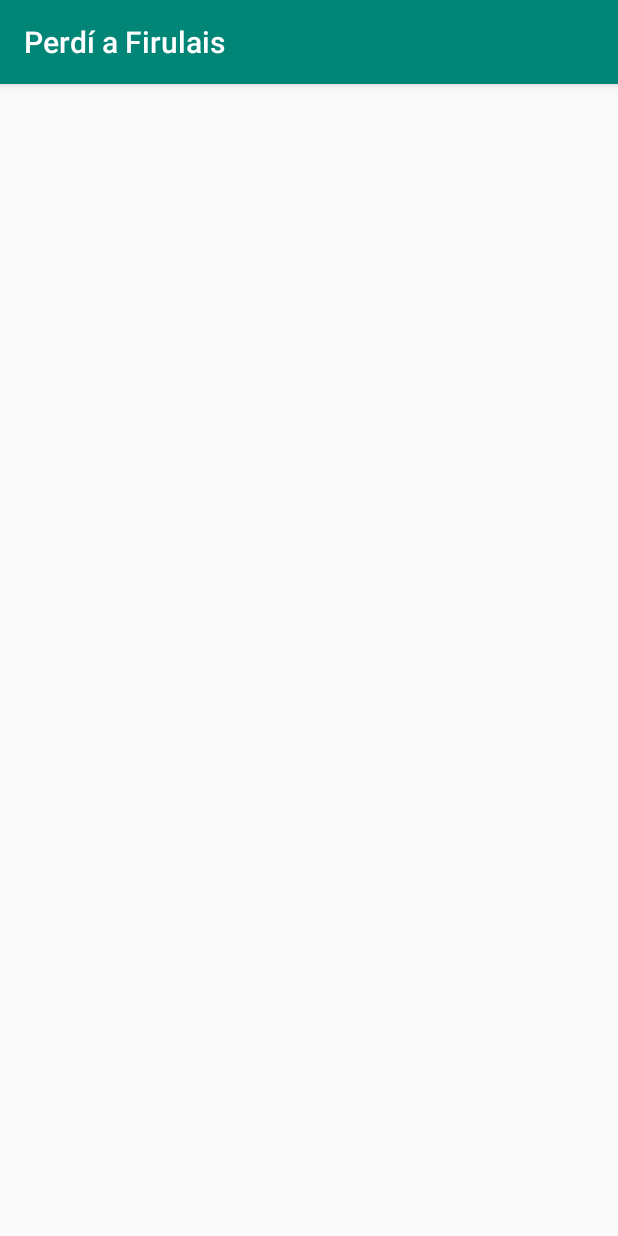
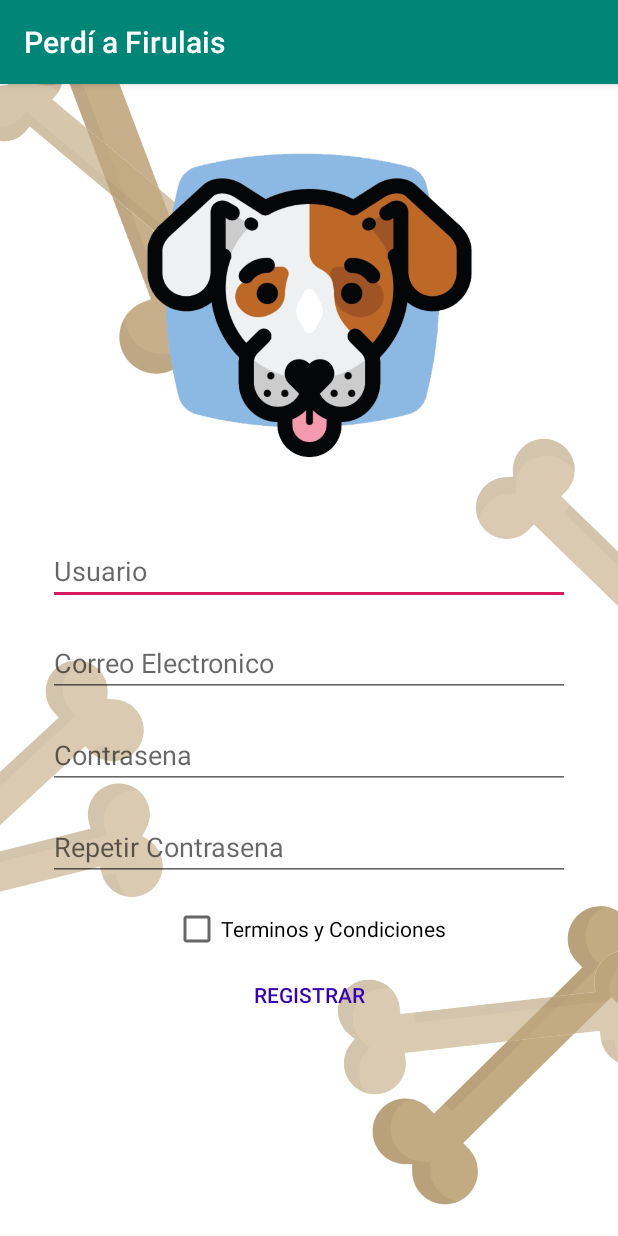
Before and after one commit to RLZW/Perd-A-Firulais-App, an Android app: the Register screen opened directly, with no data from a screen before it, on a phone screen of 412 x 824 dp. Run offline under Robolectric (Android 15) with nearby library versions, the phone set to English and light mode, and no system bars.

Commit message:
Comprobación si le usuario se encuentra loggeado y botón para cerrar sesión.

```diff
--- a/app/src/main/AndroidManifest.xml
+++ b/app/src/main/AndroidManifest.xml
@@ -14,9 +14,13 @@
         <activity android:name=".Register"></activity>
         <activity android:name=".Camera.BrowsePicture" />
         <activity android:name=".Camera.TakePicture" />
-        <activity
-            android:name=".MainMenu"
-            android:label="@string/title_activity_main_menu" />
+        <activity android:name=".MainMenu">
+            <intent-filter>
+                <action android:name="android.intent.action.MAIN" />
+
+                <category android:name="android.intent.category.LAUNCHER" />
+            </intent-filter>
+        </activity>
         <activity android:name=".LoginActivity">
             <intent-filter>
                 <action android:name="android.intent.action.MAIN" />
--- a/app/src/main/java/mx/itesm/perdafirulais/LoginActivity.kt
+++ b/app/src/main/java/mx/itesm/perdafirulais/LoginActivity.kt
@@ -51,7 +51,9 @@ class LoginActivity : AppCompatActivity() {
                         this, "Login Satisfactorio.",
                         Toast.LENGTH_SHORT
                     ).show()
-                    startActivity(Intent(this, MainMenu::class.java))
+                    val intent = Intent(this, MainMenu::class.java)
+                    intent.flags = Intent.FLAG_ACTIVITY_CLEAR_TASK.or(Intent.FLAG_ACTIVITY_NEW_TASK)
+                    startActivity(intent)
 
                 } else {
                     Toast.makeText(
--- a/app/src/main/java/mx/itesm/perdafirulais/MainMenu.kt
+++ b/app/src/main/java/mx/itesm/perdafirulais/MainMenu.kt
@@ -11,6 +11,8 @@ import android.content.Intent
 import androidx.core.app.ComponentActivity.ExtraData
 import androidx.core.content.ContextCompat.getSystemService
 import android.icu.lang.UCharacter.GraphemeClusterBreak.T
+import com.google.firebase.auth.FirebaseAuth
+import com.google.firebase.internal.InternalTokenProvider
 
 
 class MainMenu : AppCompatActivity() {
@@ -18,6 +20,8 @@ class MainMenu : AppCompatActivity() {
     override fun onCreate(savedInstanceState: Bundle?) {
         super.onCreate(savedInstanceState)
         setContentView(R.layout.activity_main_menu)
+
+        verificarSiUsuarioLogeado()
         val navView: BottomNavigationView = findViewById(R.id.nav_view)
 
         val navController = findNavController(R.id.nav_host_fragment)
@@ -32,4 +36,13 @@ class MainMenu : AppCompatActivity() {
         navView.setupWithNavController(navController)
     }
 
+    private fun verificarSiUsuarioLogeado() {
+        val uid = FirebaseAuth.getInstance().uid
+        if (uid == null) {
+            val intent = Intent(this, LoginActivity::class.java)
+            intent.flags = Intent.FLAG_ACTIVITY_CLEAR_TASK.or(Intent.FLAG_ACTIVITY_NEW_TASK)
+            startActivity(intent)
+        }
+    }
+
 }
--- a/app/src/main/java/mx/itesm/perdafirulais/ui/profile/ProfileFragment.kt
+++ b/app/src/main/java/mx/itesm/perdafirulais/ui/profile/ProfileFragment.kt
@@ -1,13 +1,18 @@
 package mx.itesm.perdafirulais.ui.profile
 
+import android.content.Intent
 import android.os.Bundle
 import android.view.LayoutInflater
 import android.view.View
 import android.view.ViewGroup
+import android.widget.Button
 import android.widget.TextView
 import androidx.fragment.app.Fragment
 import androidx.lifecycle.Observer
 import androidx.lifecycle.ViewModelProviders
+import com.google.firebase.auth.FirebaseAuth
+import mx.itesm.perdafirulais.Camera.BrowsePicture
+import mx.itesm.perdafirulais.LoginActivity
 import mx.itesm.perdafirulais.R
 
 class ProfileFragment : Fragment() {
@@ -26,6 +31,14 @@ class ProfileFragment : Fragment() {
         profileViewModel.text.observe(this, Observer {
             textView.text = it
         })
+
+        val btnCerrar: Button = root.findViewById(R.id.btnCerrarSesion)
+        btnCerrar.setOnClickListener {
+            FirebaseAuth.getInstance().signOut()
+            val intent = Intent(activity, LoginActivity::class.java)
+            intent.flags = Intent.FLAG_ACTIVITY_CLEAR_TASK.or(Intent.FLAG_ACTIVITY_NEW_TASK)
+            activity?.startActivity(intent)
+        }
         return root
     }
 }
--- a/app/src/main/res/layout/activity_register.xml
+++ b/app/src/main/res/layout/activity_register.xml
@@ -4,6 +4,102 @@
     xmlns:tools="http://schemas.android.com/tools"
     android:layout_width="match_parent"
     android:layout_height="match_parent"
-    tools:context=".Register">
+    tools:context=".Auth.Register">
 
+    <ImageView
+        android:id="@+id/imageView2"
+        android:layout_width="wrap_content"
+        android:layout_height="wrap_content"
+        android:scaleType="centerCrop"
+        app:layout_constraintBottom_toBottomOf="parent"
+        app:layout_constraintEnd_toEndOf="parent"
+        app:layout_constraintHorizontal_bias="0.0"
+        app:layout_constraintStart_toStartOf="parent"
+        app:layout_constraintTop_toTopOf="parent"
+        app:layout_constraintVertical_bias="0.0"
+        app:srcCompat="@drawable/bonesback" />
+
+    <ImageView
+        android:id="@+id/imgLogo2"
+        android:layout_width="250dp"
+        android:layout_height="250dp"
+        android:layout_marginStart="80dp"
+        android:layout_marginTop="20dp"
+        android:layout_marginEnd="80dp"
+        app:layout_constraintEnd_toEndOf="parent"
+        app:layout_constraintStart_toStartOf="parent"
+        app:layout_constraintTop_toTopOf="parent"
+        app:srcCompat="@drawable/icon" />
+
+    <EditText
+        android:id="@+id/etUser"
+        android:layout_width="0dp"
+        android:layout_height="wrap_content"
+        android:layout_marginStart="32dp"
+        android:layout_marginTop="32dp"
+        android:layout_marginEnd="32dp"
+        android:ems="10"
+        android:hint="Usuario"
+        android:inputType="textPersonName"
+        app:layout_constraintEnd_toEndOf="parent"
+        app:layout_constraintStart_toStartOf="parent"
+        app:layout_constraintTop_toBottomOf="@+id/imgLogo2" />
+
+    <EditText
+        android:id="@+id/etMail"
+        android:layout_width="0dp"
+        android:layout_height="wrap_content"
+        android:layout_marginTop="16dp"
+        android:ems="10"
+        android:hint="Correo Electronico"
+        android:inputType="textEmailAddress"
+        app:layout_constraintEnd_toEndOf="@+id/etUser"
+        app:layout_constraintStart_toStartOf="@+id/etUser"
+        app:layout_constraintTop_toBottomOf="@+id/etUser" />
+
+    <EditText
+        android:id="@+id/etPassword"
+        android:layout_width="0dp"
+        android:layout_height="wrap_content"
+        android:layout_marginTop="16dp"
+        android:ems="10"
+        android:hint="Contrasena"
+        android:inputType="textPassword"
+        app:layout_constraintEnd_toEndOf="@+id/etMail"
+        app:layout_constraintStart_toStartOf="@+id/etMail"
+        app:layout_constraintTop_toBottomOf="@+id/etMail" />
+
+    <EditText
+        android:id="@+id/etRPassword"
+        android:layout_width="0dp"
+        android:layout_height="wrap_content"
+        android:layout_marginTop="16dp"
+        android:ems="10"
+        android:hint="Repetir Contrasena"
+        android:inputType="textPassword"
+        app:layout_constraintEnd_toEndOf="@+id/etPassword"
+        app:layout_constraintStart_toStartOf="@+id/etPassword"
+        app:layout_constraintTop_toBottomOf="@+id/etPassword" />
+
+    <CheckBox
+        android:id="@+id/checkboxTerminosyCondiciones"
+        android:layout_width="wrap_content"
+        android:layout_height="wrap_content"
+        android:layout_marginTop="16dp"
+        android:text="Terminos y Condiciones"
+        app:layout_constraintEnd_toEndOf="@+id/etRPassword"
+        app:layout_constraintStart_toStartOf="@+id/etRPassword"
+        app:layout_constraintTop_toBottomOf="@+id/etRPassword" />
+
+    <Button
+        android:id="@+id/btnIngresarRegistro"
+        style="@style/Widget.AppCompat.Button.ButtonBar.AlertDialog"
+        android:layout_width="wrap_content"
+        android:layout_height="35dp"
+        android:layout_marginTop="8dp"
+        android:text="Registrar"
+        android:textColor="@color/design_default_color_primary_dark"
+        app:layout_constraintEnd_toEndOf="@+id/checkboxTerminosyCondiciones"
+        app:layout_constraintStart_toStartOf="@+id/checkboxTerminosyCondiciones"
+        app:layout_constraintTop_toBottomOf="@+id/checkboxTerminosyCondiciones" />
 </androidx.constraintlayout.widget.ConstraintLayout>
--- a/app/src/main/res/layout/fragment_profile.xml
+++ b/app/src/main/res/layout/fragment_profile.xml
@@ -16,4 +16,16 @@
         app:layout_constraintEnd_toEndOf="parent"
         app:layout_constraintStart_toStartOf="parent"
         app:layout_constraintTop_toTopOf="parent" />
+
+    <Button
+        android:id="@+id/btnCerrarSesion"
+        style="@style/Widget.AppCompat.Button.ButtonBar.AlertDialog"
+        android:layout_width="wrap_content"
+        android:layout_height="wrap_content"
+        android:layout_marginBottom="24dp"
+        android:text="Cerrar Sesión"
+        app:layout_constraintBottom_toBottomOf="parent"
+        app:layout_constraintEnd_toEndOf="parent"
+        app:layout_constraintStart_toStartOf="parent"
+        app:layout_constraintTop_toTopOf="@+id/text_home" />
 </androidx.constraintlayout.widget.ConstraintLayout>
```
